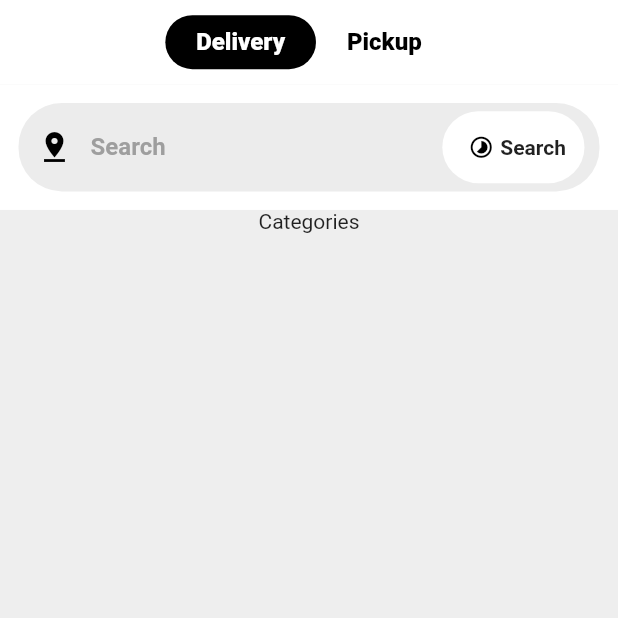
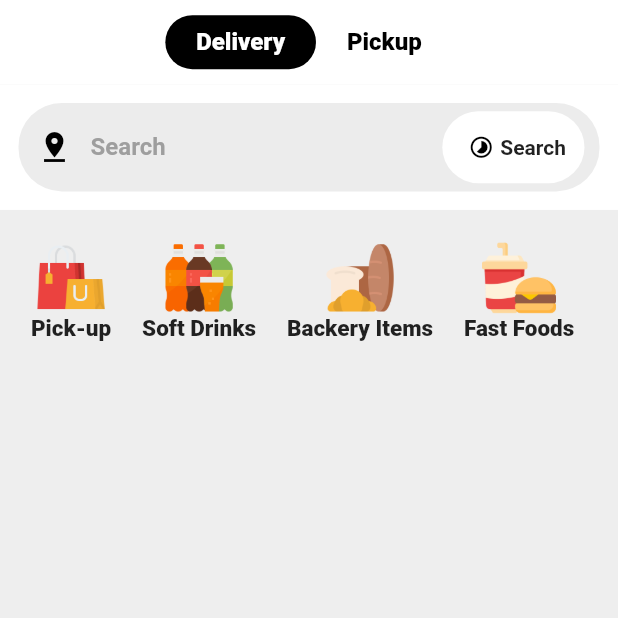
Before and after one commit to samo7a/Uber-Eats-Clone, a Flutter app: the screen it shows after launch, on a phone screen of 412 x 824 dp, the top half of it. Run offline on Flutter 3.47's test engine with Material 2 defaults, Android fonts, the phone set to English and light mode, and no system bars; our stand-ins replace flutter_dotenv.

Commit message:
done with the categories

```diff
--- a/lib/components/Categories.dart
+++ b/lib/components/Categories.dart
@@ -1,12 +1,85 @@
 import 'package:flutter/material.dart';
+import 'package:flutter/rendering.dart';
+import 'package:uber/util/Size.dart';
 
-class Categories extends StatelessWidget {
+class Categories extends StatefulWidget {
   const Categories({Key? key}) : super(key: key);
 
   @override
+  State<Categories> createState() => _CategoriesState();
+}
+
+class _CategoriesState extends State<Categories> {
+  List<Map<String, String>> items = [
+    {
+      "image": "assets/images/shopping-bag.png",
+      "text": "Pick-up",
+    },
+    {
+      "image": "assets/images/soft-drink.png",
+      "text": "Soft Drinks",
+    },
+    {
+      "image": "assets/images/bread.png",
+      "text": "Backery Items",
+    },
+    {
+      "image": "assets/images/fast-food.png",
+      "text": "Fast Foods",
+    },
+    {
+      "image": "assets/images/deals.png",
+      "text": "Deals",
+    },
+    {
+      "image": "assets/images/coffee.png",
+      "text": "Coffee & Tea",
+    },
+    {
+      "image": "assets/images/desserts.png",
+      "text": "Desserts",
+    },
+  ];
+
+  @override
   Widget build(BuildContext context) {
-    return Container(
-      child: Text("Categories"),
+    Size size = Size(context: context);
+    return Padding(
+      padding: EdgeInsets.all(size.BLOCK_WIDTH * 5),
+      child: SizedBox(
+        height: size.BLOCK_HEIGHT * 13,
+        width: size.BLOCK_WIDTH * 90,
+        child: ListView.separated(
+          scrollDirection: Axis.horizontal,
+          itemCount: items.length,
+          separatorBuilder: (context, index) {
+            return SizedBox(
+              width: size.BLOCK_WIDTH * 5,
+            );
+          },
+          itemBuilder: (BuildContext context, int index) {
+            return Column(
+              children: [
+                SizedBox(
+                  width: size.BLOCK_WIDTH * 12,
+                  height: size.BLOCK_WIDTH * 12,
+                  child: Image.asset(
+                    items[index]["image"] ?? "assets/images/coffee.png",
+                    scale: 1,
+                  ),
+                ),
+                Text(
+                  items[index]["text"] ?? "",
+                  style: TextStyle(
+                    fontWeight: FontWeight.w900,
+                    fontSize: size.FONT_SIZE * 15,
+                  ),
+                )
+              ],
+            );
+          },
+        ),
+      ),
     );
   }
 }
```
